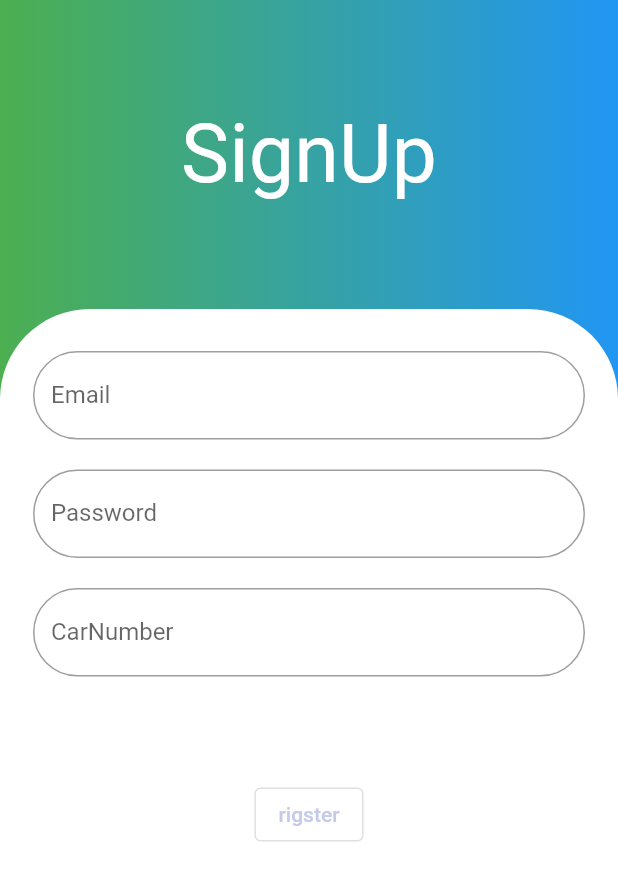
After one commit to muse9312/flutter-firebase-nodejs, a Flutter app: the screen it shows after launch, after a tap on "SignUp", on a phone screen of 412 x 824 dp. The commit adds this screen. Shown: the top 881 px of the screen. Run offline on Flutter 3.47's test engine with Material 2 defaults, Android fonts, the phone set to English and light mode, and no system bars.

Commit message:
style(pubilshing) : login & signup pub

```diff
--- a/client/analysis_options.yaml
+++ b/client/analysis_options.yaml
@@ -13,8 +13,7 @@ linter:
   # The lint rules applied to this project can be customized in the
   # section below to disable rules from the `package:flutter_lints/flutter.yaml`
   # included above or to enable additional rules. A list of all available lints
-  # and their documentation is published at
-  # https://dart-lang.github.io/linter/lints/index.html.
+  # and their documentation is published at https://dart.dev/lints.
   #
   # Instead of disabling a lint rule for the entire project in the
   # section below, it can also be suppressed for a single line of code
--- /dev/null
+++ b/client/lib/login/login.dart
@@ -0,0 +1,151 @@
+import 'package:client/signup/signup.dart';
+import 'package:flutter/material.dart';
+
+class LoginView extends StatefulWidget {
+  const LoginView(BuildContext context, {super.key});
+
+  @override
+  _LoginViewState createState() => _LoginViewState();
+}
+
+class _LoginViewState extends State<LoginView> {
+  final _formKey = GlobalKey<FormState>();
+
+  List<Color> colors = [
+    Colors.green,
+    Colors.blue,
+  ];
+
+  @override
+  void initState() {
+    // TODO: implement initState
+    super.initState();
+  }
+
+  @override
+  void dispose() {
+    super.dispose();
+  }
+
+  @override
+  Widget build(BuildContext context) {
+    return Scaffold(
+      body: Container(
+        child: SingleChildScrollView(
+          child: Container(
+            decoration: BoxDecoration(gradient: LinearGradient(colors: colors)),
+            child: Column(
+              children: [
+                SizedBox(
+                  height: MediaQuery.of(context).size.height / 4,
+                  child: const Center(
+                    child: Text(
+                      "Login",
+                      style: TextStyle(
+                        fontSize: 54,
+                        color: Colors.white,
+                      ),
+                    ),
+                  ),
+                ),
+                Container(
+                  height: MediaQuery.of(context).size.height / (4 / 3),
+                  decoration: const BoxDecoration(
+                    color: Colors.white,
+                    borderRadius: BorderRadius.only(
+                      topLeft: Radius.circular(60),
+                      topRight: Radius.circular(60),
+                    ),
+                  ),
+                  child: Padding(
+                    padding: const EdgeInsets.only(
+                        top: 20, right: 14, left: 14, bottom: 14),
+                    child: Column(
+                      mainAxisAlignment: MainAxisAlignment.start,
+                      children: [
+                        Form(
+                          key: _formKey,
+                          child: Padding(
+                            padding: const EdgeInsets.all(8.0),
+                            child: Column(
+                              mainAxisSize: MainAxisSize.max,
+                              mainAxisAlignment: MainAxisAlignment.center,
+                              children: <Widget>[
+                                TextFormField(
+                                  decoration: InputDecoration(
+                                    labelText: "Email",
+                                    border: OutlineInputBorder(
+                                        borderRadius:
+                                            BorderRadius.circular(50)),
+                                  ),
+                                  keyboardType: TextInputType.emailAddress,
+                                  validator: (girilenEmail) {
+                                    return null;
+                                  },
+                                  onSaved: (girilenEmail) {
+                                    setState(() {});
+                                  },
+                                ),
+                                Padding(
+                                  padding: const EdgeInsets.only(
+                                      top: 20, bottom: 68.0),
+                                  child: TextFormField(
+                                    obscureText: true,
+                                    decoration: InputDecoration(
+                                      labelText: "Password",
+                                      border: OutlineInputBorder(
+                                          borderRadius:
+                                              BorderRadius.circular(50)),
+                                    ),
+                                    validator: (girilenSifre) {
+                                      return null;
+                                    },
+                                    onSaved: (girilenSifre) {
+                                      setState(() {});
+                                    },
+                                  ),
+                                ),
+                                Row(
+                                  mainAxisAlignment: MainAxisAlignment.center,
+                                  children: [
+                                    OutlinedButton(
+                                      onPressed: () {},
+                                      child: Text(
+                                        "login",
+                                        style: TextStyle(
+                                            color: Colors.green.shade100),
+                                      ),
+                                    ),
+                                    const SizedBox(width: 12),
+                                    OutlinedButton(
+                                      onPressed: () {
+                                        Navigator.push(
+                                            context,
+                                            MaterialPageRoute(
+                                                builder: (context) =>
+                                                    SignUpView(context)));
+                                      },
+                                      child: Text(
+                                        "SignUp",
+                                        style: TextStyle(
+                                            color: Colors.indigo.shade100),
+                                      ),
+                                    ),
+                                  ],
+                                ),
+                              ],
+                            ),
+                          ),
+                        ),
+                      ],
+                    ),
+                  ),
+                ),
+              ],
+            ),
+          ),
+        ),
+      ),
+    );
+  }
+}
--- /dev/null
+++ b/client/lib/signup/signup.dart
@@ -0,0 +1,147 @@
+import 'package:flutter/material.dart';
+
+class SignUpView extends StatefulWidget {
+  const SignUpView(BuildContext context, {super.key});
+
+  @override
+  _SignUpViewState createState() => _SignUpViewState();
+}
+
+class _SignUpViewState extends State<SignUpView> {
+  final _formKey = GlobalKey<FormState>();
+
+  List<Color> colors = [
+    Colors.green,
+    Colors.blue,
+  ];
+
+  @override
+  void initState() {
+    // TODO: implement initState
+    super.initState();
+  }
+
+  @override
+  void dispose() {
+    super.dispose();
+  }
+
+  @override
+  Widget build(BuildContext context) {
+    return Scaffold(
+      body: Container(
+        child: SingleChildScrollView(
+          child: Container(
+            decoration: BoxDecoration(gradient: LinearGradient(colors: colors)),
+            child: Column(
+              children: [
+                SizedBox(
+                  height: MediaQuery.of(context).size.height / 4,
+                  child: const Center(
+                    child: Text(
+                      "SignUp",
+                      style: TextStyle(
+                        fontSize: 54,
+                        color: Colors.white,
+                      ),
+                    ),
+                  ),
+                ),
+                Container(
+                  height: MediaQuery.of(context).size.height / (4 / 3),
+                  decoration: const BoxDecoration(
+                    color: Colors.white,
+                    borderRadius: BorderRadius.only(
+                      topLeft: Radius.circular(60),
+                      topRight: Radius.circular(60),
+                    ),
+                  ),
+                  child: Padding(
+                    padding: const EdgeInsets.only(
+                        top: 20, right: 14, left: 14, bottom: 14),
+                    child: Column(
+                      mainAxisAlignment: MainAxisAlignment.start,
+                      children: [
+                        Form(
+                          key: _formKey,
+                          child: Padding(
+                            padding: const EdgeInsets.all(8.0),
+                            child: Column(
+                              mainAxisSize: MainAxisSize.max,
+                              mainAxisAlignment: MainAxisAlignment.center,
+                              children: <Widget>[
+                                TextFormField(
+                                  decoration: InputDecoration(
+                                    labelText: "Email",
+                                    border: OutlineInputBorder(
+                                        borderRadius:
+                                            BorderRadius.circular(50)),
+                                  ),
+                                  keyboardType: TextInputType.emailAddress,
+                                  validator: (girilenEmail) {
+                                    return null;
+                                  },
+                                  onSaved: (girilenEmail) {
+                                    setState(() {});
+                                  },
+                                ),
+                                Padding(
+                                  padding: const EdgeInsets.only(
+                                      top: 20, bottom: 20),
+                                  child: TextFormField(
+                                    obscureText: true,
+                                    decoration: InputDecoration(
+                                      labelText: "Password",
+                                      border: OutlineInputBorder(
+                                          borderRadius:
+                                              BorderRadius.circular(50)),
+                                    ),
+                                    validator: (girilenSifre) {
+                                      return null;
+                                    },
+                                    onSaved: (girilenSifre) {
+                                      setState(() {});
+                                    },
+                                  ),
+                                ),
+                                Padding(
+                                  padding: const EdgeInsets.only(bottom: 68.0),
+                                  child: TextFormField(
+                                    // obscureText: true, // 비번 안보이게
+                                    decoration: InputDecoration(
+                                      labelText: "CarNumber",
+                                      border: OutlineInputBorder(
+                                          borderRadius:
+                                              BorderRadius.circular(50)),
+                                    ),
+                                  ),
+                                ),
+                                Row(
+                                  mainAxisAlignment: MainAxisAlignment.center,
+                                  children: [
+                                    OutlinedButton(
+                                      onPressed: () {},
+                                      child: Text(
+                                        "rigster",
+                                        style: TextStyle(
+                                            color: Colors.indigo.shade100),
+                                      ),
+                                    ),
+                                  ],
+                                ),
+                              ],
+                            ),
+                          ),
+                        ),
+                      ],
+                    ),
+                  ),
+                ),
+              ],
+            ),
+          ),
+        ),
+      ),
+    );
+  }
+}
--- a/client/pubspec.yaml
+++ b/client/pubspec.yaml
@@ -19,7 +19,7 @@ publish_to: 'none' # Remove this line if you wish to publish to pub.dev
 version: 1.0.0+1
 
 environment:
-  sdk: '>=3.0.6 <4.0.0'
+  sdk: '>=3.1.0 <4.0.0'
 
 # Dependencies specify other packages that your package needs in order to work.
 # To automatically upgrade your package dependencies to the latest versions
@@ -35,6 +35,8 @@ dependencies:
   # The following adds the Cupertino Icons font to your application.
   # Use with the CupertinoIcons class for iOS style icons.
   cupertino_icons: ^1.0.2
+  firebase_auth: ^4.7.3
+  firebase_core: ^2.15.1
 
 dev_dependencies:
   flutter_test:
```
Also changed, not shown: client/lib/main.dart (+4 -135 lines), client/pubspec.lock, 20 other files.
